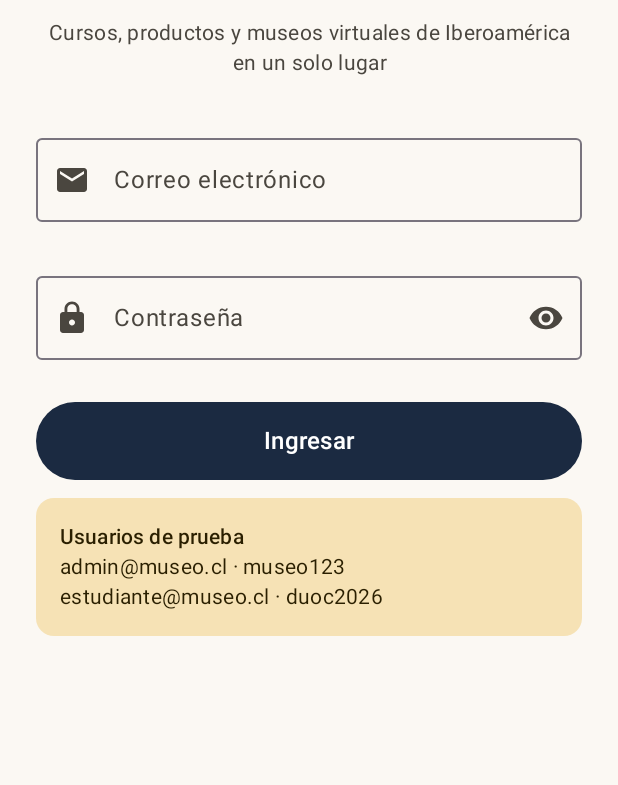
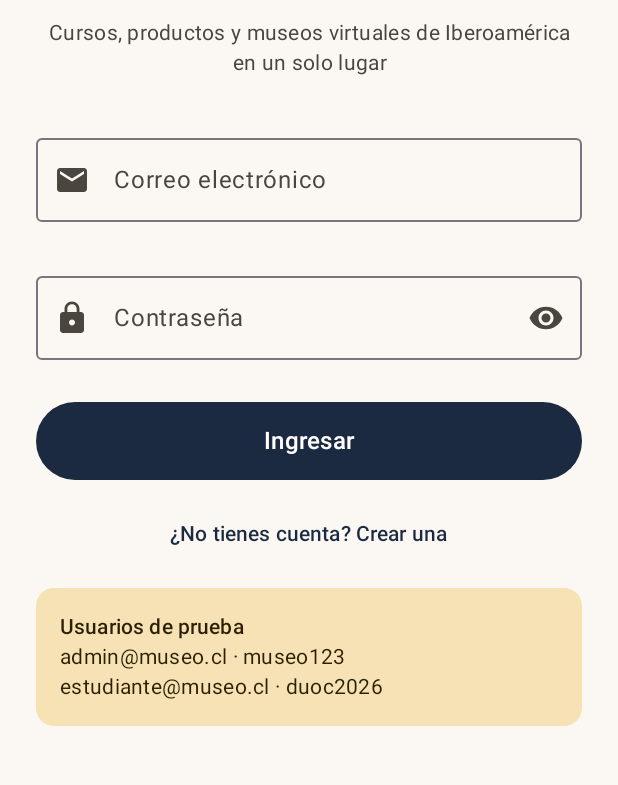
Before and after one commit to Sajnovich/AppMuseo, an Android app built with Jetpack Compose: the screen it shows after launch (MainActivity), on a phone screen of 412 x 824 dp, the part 315-1100 px from its top. Run offline under Robolectric (Android 15) with nearby library versions, the phone set to English and light mode, and no system bars; our stand-ins replace Room's generated code.

Commit message:
Agregué el registro de usuarios con contraseña cifrada en Room

```diff
--- a/app/src/main/java/com/example/appmuseo/data/local/AppDatabase.kt
+++ b/app/src/main/java/com/example/appmuseo/data/local/AppDatabase.kt
@@ -7,12 +7,14 @@ import androidx.room.RoomDatabase
 
 /**
  * ROOM - Base de datos: une las entidades (tablas) con sus DAOs.
- * Si en el futuro cambias SolicitudEntity, debes subir "version".
+ * Herencia: AppDatabase "es una" RoomDatabase y Room genera la clase hija real (KSP).
+ * Versión 2: se agregó la tabla "usuarios". Cada cambio de tablas debe subir "version".
  */
-@Database(entities = [SolicitudEntity::class], version = 1, exportSchema = false)
+@Database(entities = [SolicitudEntity::class, UsuarioEntity::class], version = 2, exportSchema = false)
 abstract class AppDatabase : RoomDatabase() {
 
     abstract fun solicitudDao(): SolicitudDao
+    abstract fun usuarioDao(): UsuarioDao
 
     companion object {
         // Patrón Singleton: una sola instancia de la BD para toda la app
@@ -27,7 +29,11 @@ abstract class AppDatabase : RoomDatabase() {
                     context.applicationContext,
                     AppDatabase::class.java,
                     "museo_db"            // nombre del archivo SQLite en el teléfono
-                ).build().also { instancia = it }
+                )
+                    // Etapa de desarrollo (MVP): si cambia la versión, se recrea la BD desde cero.
+                    // Con datos reales se escribiría una Migration para no perder información.
+                    .fallbackToDestructiveMigration()
+                    .build().also { instancia = it }
             }
         }
     }
--- /dev/null
+++ b/app/src/main/java/com/example/appmuseo/data/local/UsuarioDao.kt
@@ -0,0 +1,19 @@
+package com.example.appmuseo.data.local
+
+import androidx.room.Dao
+import androidx.room.Insert
+import androidx.room.OnConflictStrategy
+import androidx.room.Query
+
+/** ROOM - Consultas de la tabla "usuarios". */
+@Dao
+interface UsuarioDao {
+
+    // Devuelve null si no existe ninguna cuenta con ese correo
+    @Query("SELECT * FROM usuarios WHERE correo = :correo LIMIT 1")
+    suspend fun buscarPorCorreo(correo: String): UsuarioEntity?
+
+    // ABORT: si el correo ya existe, Room lanza un error en vez de sobrescribir la cuenta
+    @Insert(onConflict = OnConflictStrategy.ABORT)
+    suspend fun insertar(usuario: UsuarioEntity)
+}
--- a/app/src/main/java/com/example/appmuseo/model/Login.kt
+++ b/app/src/main/java/com/example/appmuseo/model/Login.kt
@@ -26,7 +26,8 @@ data class LoginUiState(
     val correo: String = "",
     val clave: String = "",
     val errores: LoginErrores = LoginErrores(),
-    val resultado: ResultadoLogin? = null      // null = todavía no se ha intentado ingresar
+    val resultado: ResultadoLogin? = null,     // null = todavía no se ha intentado ingresar
+    val aviso: String? = null                  // mensaje positivo, ej: "Cuenta creada"
 )
 
 /** Un mensaje de error por campo (null = el campo está bien). */
@@ -36,3 +37,44 @@ data class LoginErrores(
 ) {
     fun hayErrores(): Boolean = listOfNotNull(correo, clave).isNotEmpty()
 }
+
+// ─────────────────────────────────────────────────────────────────────────────
+// MODELOS DEL REGISTRO DE USUARIOS
+// ─────────────────────────────────────────────────────────────────────────────
+
+/** Perfiles de usuario externos que define el caso. */
+enum class TipoUsuario(val etiqueta: String) {
+    PROFESIONAL("Profesional"),
+    ESTUDIANTE("Estudiante"),
+    PUBLICO_GENERAL("Público general")
+}
+
+/** Resultado de crear una cuenta (mismo patrón que ResultadoLogin). */
+sealed class ResultadoRegistro {
+    data class Exito(val correo: String) : ResultadoRegistro()
+    data class Error(val mensaje: String) : ResultadoRegistro()
+    object Registrando : ResultadoRegistro()
+}
+
+data class RegistroUiState(
+    val nombre: String = "",
+    val correo: String = "",
+    val clave: String = "",
+    val confirmarClave: String = "",
+    val tipoUsuario: TipoUsuario? = null,       // null = todavía no elige
+    val aceptaTerminos: Boolean = false,
+    val errores: RegistroErrores = RegistroErrores(),
+    val resultado: ResultadoRegistro? = null
+)
+
+data class RegistroErrores(
+    val nombre: String? = null,
+    val correo: String? = null,
+    val clave: String? = null,
+    val confirmarClave: String? = null,
+    val tipoUsuario: String? = null,
+    val terminos: String? = null
+) {
+    fun hayErrores(): Boolean =
+        listOfNotNull(nombre, correo, clave, confirmarClave, tipoUsuario, terminos).isNotEmpty()
+}
--- a/app/src/main/java/com/example/appmuseo/navigation/AppNavigation.kt
+++ b/app/src/main/java/com/example/appmuseo/navigation/AppNavigation.kt
@@ -2,6 +2,8 @@ package com.example.appmuseo.navigation
 
 import androidx.compose.runtime.Composable
 import androidx.compose.runtime.LaunchedEffect
+import androidx.compose.runtime.remember
+import androidx.compose.ui.platform.LocalContext
 import androidx.lifecycle.viewmodel.compose.viewModel
 import androidx.navigation.NavType
 import androidx.navigation.compose.NavHost
@@ -19,6 +21,7 @@ import com.example.appmuseo.ui.screen.LoginScreen
 import com.example.appmuseo.ui.screen.MapaMuseosScreen
 import com.example.appmuseo.ui.screen.MisSolicitudesScreen
 import com.example.appmuseo.ui.screen.PerfilScreen
+import com.example.appmuseo.ui.screen.RegistroScreen
 import com.example.appmuseo.ui.screen.SolicitudScreen
 import com.example.appmuseo.viewmodel.CarritoViewModel
 import com.example.appmuseo.viewmodel.CatalogoViewModel
@@ -28,8 +31,11 @@ import com.example.appmuseo.viewmodel.LoginViewModel
 import com.example.appmuseo.viewmodel.MainViewModel
 import com.example.appmuseo.viewmodel.MapaViewModel
 import com.example.appmuseo.viewmodel.PerfilViewModel
+import com.example.appmuseo.viewmodel.RegistroViewModel
 import com.example.appmuseo.viewmodel.SesionViewModel
 import com.example.appmuseo.viewmodel.SolicitudViewModel
+import com.example.appmuseo.data.local.AppDatabase
+import com.example.appmuseo.repository.AuthRepository
 import kotlinx.coroutines.flow.collectLatest
 
 /**
@@ -42,11 +48,19 @@ import kotlinx.coroutines.flow.collectLatest
 @Composable
 fun AppNavigation() {
     val navController = rememberNavController()
+    val context = LocalContext.current
+
+    // Repositorio de autenticación con acceso a Room (cuentas registradas). remember = se crea una vez
+    val authRepository = remember {
+        AuthRepository(usuarioDao = AppDatabase.obtenerBaseDeDatos(context).usuarioDao())
+    }
 
     // ViewModels compartidos (viven mientras viva la Activity)
     val mainViewModel: MainViewModel = viewModel()
     val sesionViewModel: SesionViewModel = viewModel()
-    val loginViewModel: LoginViewModel = viewModel()
+    // viewModel { ... } permite entregarle parámetros al ViewModel al crearlo
+    val loginViewModel: LoginViewModel = viewModel { LoginViewModel(authRepository) }
+    val registroViewModel: RegistroViewModel = viewModel { RegistroViewModel(authRepository) }
     val catalogoViewModel: CatalogoViewModel = viewModel()
     val carritoViewModel: CarritoViewModel = viewModel()
     val solicitudViewModel: SolicitudViewModel = viewModel()
@@ -82,6 +96,9 @@ fun AppNavigation() {
         }
         composable(route = Screen.Login.route) {
             LoginScreen(loginViewModel, sesionViewModel, mainViewModel)
+        }
+        composable(route = Screen.Registro.route) {
+            RegistroScreen(registroViewModel, loginViewModel, mainViewModel)
         }
         composable(route = Screen.Home.route) {
             HomeScreen(mainViewModel, sesionViewModel, catalogoViewModel, carritoViewModel)
--- a/app/src/main/java/com/example/appmuseo/navigation/Screen.kt
+++ b/app/src/main/java/com/example/appmuseo/navigation/Screen.kt
@@ -9,6 +9,7 @@ sealed class Screen(val route: String) {
     // Rutas simples (sin argumentos): "data object"
     data object Carga : Screen("carga")
     data object Login : Screen("login")
+    data object Registro : Screen("registro")
     data object Home : Screen("home")
     data object Catalogo : Screen("catalogo")
     data object Carrito : Screen("carrito")
--- a/app/src/main/java/com/example/appmuseo/ui/screen/LoginScreen.kt
+++ b/app/src/main/java/com/example/appmuseo/ui/screen/LoginScreen.kt
@@ -4,6 +4,7 @@ import androidx.compose.animation.AnimatedVisibility
 import androidx.compose.foundation.Image
 import androidx.compose.foundation.layout.Arrangement
 import androidx.compose.foundation.layout.Column
+import androidx.compose.foundation.layout.Row
 import androidx.compose.foundation.layout.Spacer
 import androidx.compose.foundation.layout.fillMaxSize
 import androidx.compose.foundation.layout.fillMaxWidth
@@ -11,11 +12,13 @@ import androidx.compose.foundation.layout.height
 import androidx.compose.foundation.layout.imePadding
 import androidx.compose.foundation.layout.padding
 import androidx.compose.foundation.layout.size
+import androidx.compose.foundation.layout.width
 import androidx.compose.foundation.rememberScrollState
 import androidx.compose.foundation.text.KeyboardActions
 import androidx.compose.foundation.text.KeyboardOptions
 import androidx.compose.foundation.verticalScroll
 import androidx.compose.material.icons.Icons
+import androidx.compose.material.icons.filled.CheckCircle
 import androidx.compose.material.icons.filled.Email
 import androidx.compose.material.icons.filled.Lock
 import androidx.compose.material.icons.filled.Visibility
@@ -30,6 +33,7 @@ import androidx.compose.material3.MaterialTheme
 import androidx.compose.material3.OutlinedTextField
 import androidx.compose.material3.Scaffold
 import androidx.compose.material3.Text
+import androidx.compose.material3.TextButton
 import androidx.compose.runtime.Composable
 import androidx.compose.runtime.LaunchedEffect
 import androidx.compose.runtime.collectAsState
@@ -157,6 +161,20 @@ fun LoginScreen(
                 )
             }
 
+            // Aviso positivo (ej: después de crear una cuenta)
+            AnimatedVisibility(visible = estado.aviso != null) {
+                Card(
+                    colors = CardDefaults.cardColors(containerColor = MaterialTheme.colorScheme.primaryContainer),
+                    modifier = Modifier.fillMaxWidth()
+                ) {
+                    Row(modifier = Modifier.padding(12.dp), verticalAlignment = Alignment.CenterVertically) {
+                        Icon(Icons.Filled.CheckCircle, contentDescription = null, tint = MaterialTheme.colorScheme.primary)
+                        Spacer(modifier = Modifier.width(8.dp))
+                        Text(estado.aviso ?: "", style = MaterialTheme.typography.bodyMedium)
+                    }
+                }
+            }
+
             Button(
                 onClick = { loginViewModel.iniciarSesion() },
                 enabled = !autenticando,
@@ -175,6 +193,10 @@ fun LoginScreen(
                 }
             }
 
+            TextButton(onClick = { mainViewModel.navigateTo(Screen.Registro) }, enabled = !autenticando) {
+                Text("¿No tienes cuenta? Crear una")
+            }
+
             // Ayuda para probar la app (MVP sin backend)
             Card(
                 colors = CardDefaults.cardColors(containerColor = MaterialTheme.colorScheme.tertiaryContainer),
--- a/app/src/main/java/com/example/appmuseo/viewmodel/LoginViewModel.kt
+++ b/app/src/main/java/com/example/appmuseo/viewmodel/LoginViewModel.kt
@@ -55,6 +55,11 @@ class LoginViewModel(
         }
     }
 
+    /** Después de crear una cuenta: deja el correo escrito y muestra un aviso positivo. */
+    fun prepararTrasRegistro(correo: String) {
+        _estado.value = LoginUiState(correo = correo, aviso = "¡Cuenta creada! Ingresa tu contraseña para entrar.")
+    }
+
     /** Se llama después de entrar, para que el formulario quede limpio al cerrar sesión. */
     fun limpiarFormulario() {
         _estado.value = LoginUiState()
```
Also changed, not shown: app/src/main/java/com/example/appmuseo/data/local/UsuarioEntity.kt (added, +17 -0 lines), app/src/main/java/com/example/appmuseo/repository/AuthRepository.kt (+44 -6 lines), app/src/main/java/com/example/appmuseo/ui/screen/RegistroScreen.kt (added, +228 -0 lines), app/src/main/java/com/example/appmuseo/utils/Seguridad.kt (added, +18 -0 lines), app/src/main/java/com/example/appmuseo/utils/Validaciones.kt (+26 -0 lines), app/src/main/java/com/example/appmuseo/viewmodel/RegistroViewModel.kt (added, +77 -0 lines), 1 other file.
